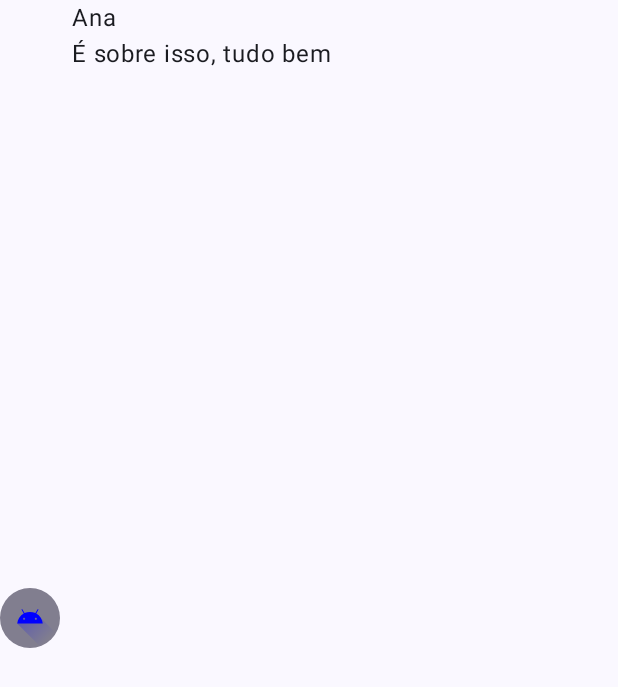
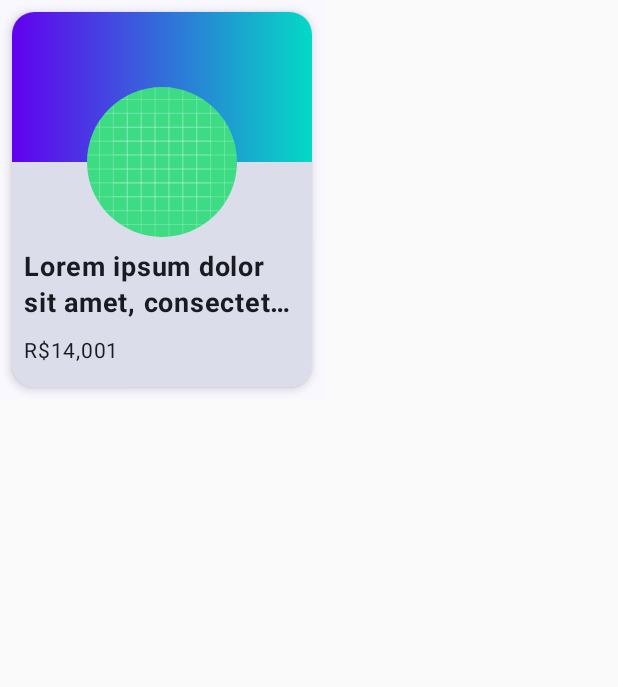
Before and after one commit to GuerraAna/compose-aluvery, an Android app built with Jetpack Compose: the screen it shows after launch (MainActivity), on a phone screen of 412 x 824 dp. Shown: the top 687 px of the screen. Run offline under Robolectric (Android 15) with nearby library versions, the phone set to English and light mode, and no system bars.

```diff
--- a/app/src/main/java/com/example/aluvery/MainActivity.kt
+++ b/app/src/main/java/com/example/aluvery/MainActivity.kt
@@ -1,6 +1,7 @@
 package com.example.aluvery
 
 import android.os.Bundle
+import android.widget.TextView
 import androidx.activity.ComponentActivity
 import androidx.activity.compose.setContent
 import androidx.compose.foundation.Image
@@ -9,80 +10,115 @@ import androidx.compose.foundation.layout.Box
 import androidx.compose.foundation.layout.Column
 import androidx.compose.foundation.layout.Row
 import androidx.compose.foundation.layout.Spacer
+import androidx.compose.foundation.layout.fillMaxHeight
 import androidx.compose.foundation.layout.fillMaxSize
+import androidx.compose.foundation.layout.fillMaxWidth
 import androidx.compose.foundation.layout.height
+import androidx.compose.foundation.layout.heightIn
+import androidx.compose.foundation.layout.offset
 import androidx.compose.foundation.layout.padding
 import androidx.compose.foundation.layout.size
 import androidx.compose.foundation.layout.width
+import androidx.compose.foundation.layout.widthIn
 import androidx.compose.foundation.shape.CircleShape
+import androidx.compose.foundation.shape.RoundedCornerShape
+import androidx.compose.foundation.text.BasicText
 import androidx.compose.material3.MaterialTheme
 import androidx.compose.material3.Surface
 import androidx.compose.material3.Text
 import androidx.compose.runtime.Composable
 import androidx.compose.ui.Alignment
+import androidx.compose.ui.Alignment.Companion.CenterHorizontally
 import androidx.compose.ui.Alignment.Companion.CenterVertically
+import androidx.compose.ui.Alignment.Companion.TopCenter
 import androidx.compose.ui.Modifier
 import androidx.compose.ui.draw.clip
+import androidx.compose.ui.graphics.Brush
 import androidx.compose.ui.graphics.Color
-import androidx.compose.ui.graphics.ColorFilter
-import androidx.compose.ui.graphics.Shape
+import androidx.compose.ui.graphics.painter.Painter
+import androidx.compose.ui.layout.AlignmentLine
 import androidx.compose.ui.res.painterResource
+import androidx.compose.ui.text.font.FontWeight
+import androidx.compose.ui.text.style.TextOverflow
 import androidx.compose.ui.tooling.preview.Preview
+import androidx.compose.ui.tooling.preview.datasource.LoremIpsum
 import androidx.compose.ui.unit.dp
+import androidx.compose.ui.unit.sp
 import com.example.aluvery.ui.theme.AluveryTheme
+import com.example.aluvery.ui.theme.Purple500
+import com.example.aluvery.ui.theme.Teal200
 
 class MainActivity : ComponentActivity() {
     override fun onCreate(savedInstanceState: Bundle?) {
         super.onCreate(savedInstanceState)
         setContent {
             AluveryTheme {
-				// A surface container using the 'background' color from the theme
-				Surface(
-						modifier = Modifier.fillMaxSize(),
-						color = MaterialTheme.colorScheme.background
-				) {
-					AuthorMessage(authorInfo = Message(R.drawable.ic_launcher_foreground,"Ana", "É sobre isso, tudo bem"))
+                Surface {
+                    ProductItem()
                 }
             }
         }
     }
 }
 
-data class Message(val image: Int, val author: String, val message: String)
+@Composable
+fun ProductItem() {
+    Surface(
+            modifier = Modifier.padding(8.dp),
+            shape = RoundedCornerShape(size = 15.dp),
+            tonalElevation = 16.dp,
+            shadowElevation = 4.dp
+    ) {
+        Column(
+                modifier = Modifier
+                        .heightIn(250.dp, 300.dp)
+                        .width(200.dp)
+        ) {
+            val imageSize = 100.dp
 
-@Composable
-fun AuthorMessage(authorInfo: Message) {
-	Row {
+            Box(
+                    modifier = Modifier
+                            .height(imageSize)
+                            .fillMaxWidth()
+                            .background(
+                                    brush = Brush.horizontalGradient(
+                                            colors = listOf(Purple500, Teal200)
+                                    )
+                            )
+            ) {
                 Image(
-				painter = painterResource(id = authorInfo.image),
-				contentDescription = "Android",
-				colorFilter = ColorFilter.tint(Color.Blue),
+                        painter = painterResource(R.drawable.ic_launcher_background),
+                        contentDescription = null,
                         modifier = Modifier
-					.size(40.dp)
-					.clip(CircleShape)
-					.background(Color(R.color.black))
-					.align(CenterVertically)
+                                .size(size = imageSize)
+                                .offset(y = imageSize/2)
+                                .clip(shape = CircleShape)
+                                .align(alignment = TopCenter)
                 )
+            }
+            Spacer(modifier = Modifier.height(imageSize/2))
 
-		Spacer(modifier = Modifier.width(8.dp))
-
-		Column {
-			Text(text = authorInfo.author)
-			Text(text = authorInfo.message)
+            Column(modifier = Modifier.padding(8.dp)) {
+                Text(
+                        text = LoremIpsum(50).values.first(),
+                        fontSize = 18.sp,
+                        fontWeight = FontWeight(700),
+                        maxLines = 2,
+                        overflow = TextOverflow.Ellipsis
+                )
+                Text(
+                        text = "R$14,001",
+                        modifier = Modifier.padding(top = 8.dp),
+                        fontSize = 14.sp,
+                        fontWeight = FontWeight(400)
+                )
+            }
         }
     }
 }
 
-@Preview(showBackground = true)
+@Preview(showBackground = true, name = "product_item", showSystemUi = false)
 @Composable
-fun AuthorMessagePreview() {
-	AluveryTheme {
-		Row {
-			AuthorMessage(
-					authorInfo = Message(
-							image = R.drawable.ic_launcher_foreground,
-							author = "Ana",
-							message = "Conheça e domine todas as técnicas, mas na hora de lidar com uma alma humana, seja apenas outra alma humana"))
+fun ProductItemPreview() {
+    ProductItem()
 }
-	}
-}
--- a/app/src/main/java/com/example/aluvery/ui/theme/Color.kt
+++ b/app/src/main/java/com/example/aluvery/ui/theme/Color.kt
@@ -7,5 +7,7 @@ val PurpleGrey80 = Color(0xFFCCC2DC)
 val Pink80 = Color(0xFFEFB8C8)
 
 val Purple40 = Color(0xFF6650a4)
+val Purple500 = Color(0xFF6200EE)
+val Teal200 = Color(0xFF03DAC5)
 val PurpleGrey40 = Color(0xFF625b71)
 val Pink40 = Color(0xFF7D5260)
```
Lines whose indentation alone changed are shown as unchanged.
